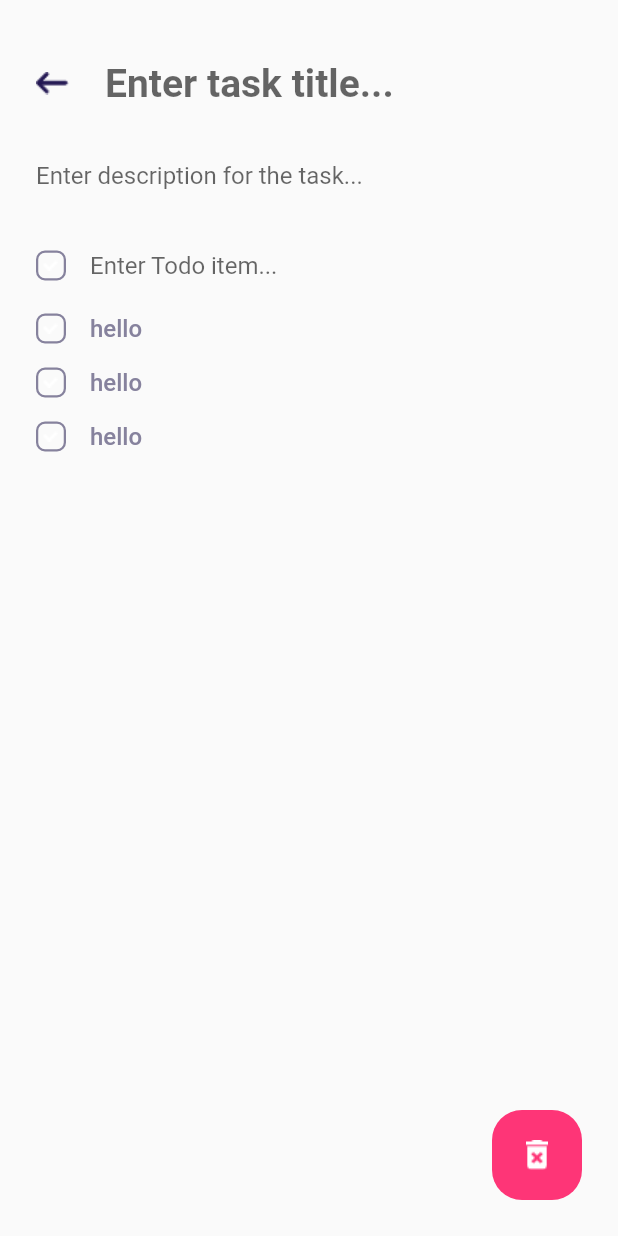
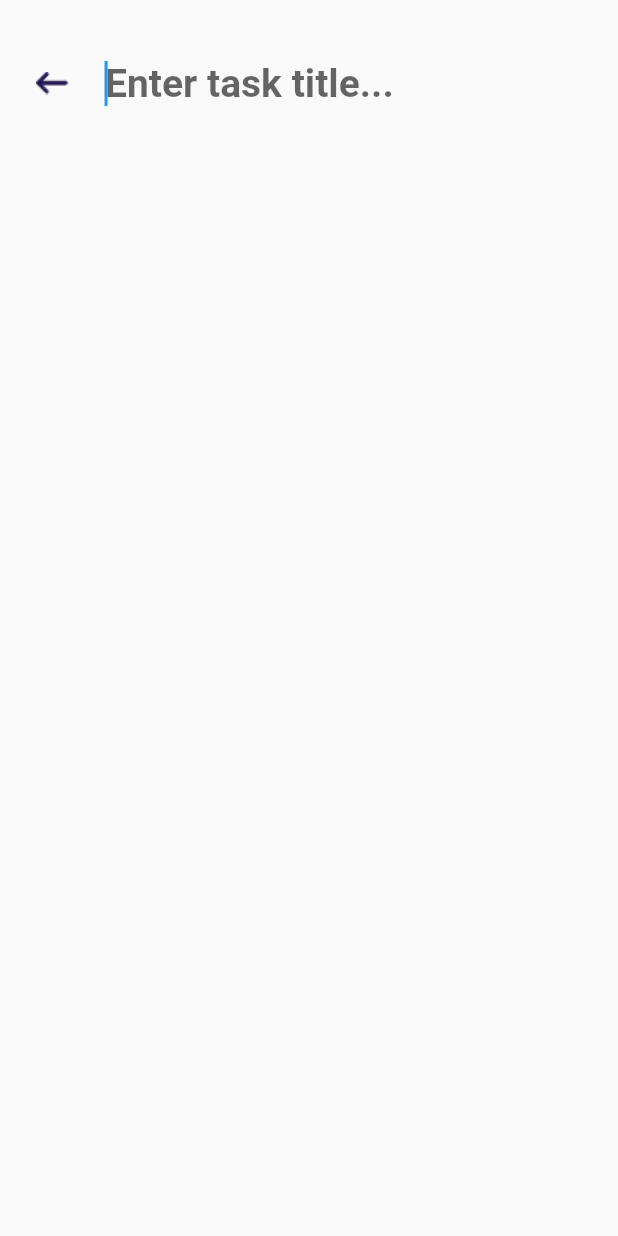
Before and after one commit to mohammadrony/smart-diary, a Flutter app: the TaskView screen opened by its route, on a phone screen of 412 x 824 dp. Run offline on Flutter 3.47's test engine with Material 2 defaults, Android fonts, the phone set to English and light mode, and no system bars; our stand-ins replace get, sqflite, sqflite_common_ffi; accounts and stored records are empty.

Commit message:
Task functionality improved

```diff
--- a/diary_ui/lib/app/data/services/task/service.dart
+++ b/diary_ui/lib/app/data/services/task/service.dart
@@ -11,7 +11,7 @@ class TaskService extends GetxService {
     return await DatabaseProvider().getTaskById(id);
   }
 
-  static Future<void> createTask(Task task) async {
-    await DatabaseProvider().createTask(task);
+  static Future<int> createTask(Task task) async {
+    return await DatabaseProvider().createTask(task);
   }
 }
--- a/diary_ui/lib/app/modules/home/views/home_view.dart
+++ b/diary_ui/lib/app/modules/home/views/home_view.dart
@@ -33,7 +33,7 @@ class HomeView extends GetView<HomeController> {
                     behavior: NoGlowBehavior(),
                     child: Obx(() => ListView.builder(
                         itemCount: controller.tasks.length,
-                        itemBuilder: (BuildContext context, int index) {
+                        itemBuilder: (context, index) {
                           return GestureDetector(
                             onTap: () {
                               Get.toNamed(Routes.TASK +
--- a/diary_ui/lib/app/modules/task/controllers/task_controller.dart
+++ b/diary_ui/lib/app/modules/task/controllers/task_controller.dart
@@ -2,15 +2,21 @@ import 'package:diary_ui/app/data/model/task.dart';
 import 'package:diary_ui/app/data/model/todo.dart';
 import 'package:diary_ui/app/data/services/task/service.dart';
 import 'package:diary_ui/app/data/services/todo/service.dart';
+import 'package:flutter/material.dart';
 import 'package:get/get.dart';
 
 class TaskController extends GetxController {
   var id;
   var task = Task().obs;
   var todos = [].obs;
+  var titleFocus = FocusNode().obs;
+  var descriptionFocus = FocusNode().obs;
+  var todoFocus = FocusNode().obs;
+
   @override
   void onInit() async {
     id = int.parse(Get.parameters['id'] ?? '0');
+    titleFocus.value.requestFocus();
     if (id != 0) {
       await getTaskById(id);
       await getTodos(id);
@@ -33,7 +39,8 @@ class TaskController extends GetxController {
   }
 
   Future<void> createTask(Task task) async {
-    await TaskService.createTask(task);
+    id = await TaskService.createTask(task);
+    update();
   }
 
   Future<void> createTodo(Todo todo) async {
--- a/diary_ui/lib/app/modules/task/views/task_view.dart
+++ b/diary_ui/lib/app/modules/task/views/task_view.dart
@@ -8,9 +8,15 @@ import 'package:get/get.dart';
 import '../controllers/task_controller.dart';
 
 class TaskView extends GetView<TaskController> {
+  final todo_text_ctrl = TextEditingController();
   @override
   Widget build(BuildContext context) {
-    return Scaffold(
+    return WillPopScope(
+      onWillPop: () async {
+        await Get.delete<TaskController>();
+        return true;
+      },
+      child: Scaffold(
         body: SafeArea(
           child: Container(
             child: Stack(
@@ -37,15 +43,18 @@ class TaskView extends GetView<TaskController> {
                           Expanded(
                             child: Obx(
                               () => TextField(
+                                focusNode: controller.titleFocus.value,
                                 onSubmitted: (value) async {
+                                  if (value != '') {
                                     if (controller.id == 0) {
-                                  if (value != '') {
                                       var newTask =
                                           Task(title: value, description: '');
                                       await controller.createTask(newTask);
-                                  }
                                     } else {
                                       print('update task');
+                                    }
+                                    controller.descriptionFocus.value
+                                        .requestFocus();
                                   }
                                 },
                                 controller: TextEditingController()
@@ -65,20 +74,51 @@ class TaskView extends GetView<TaskController> {
                         ],
                       ),
                     ),
-                  Padding(
+                    GetBuilder<TaskController>(
+                      builder: (_) {
+                        return _.id == 0
+                            ? SizedBox.shrink()
+                            : Padding(
                                 padding: const EdgeInsets.only(bottom: 12.0),
                                 child: TextField(
+                                  focusNode: controller.descriptionFocus.value,
+                                  onSubmitted: (value) {
+                                    controller.todoFocus.value.requestFocus();
+                                  },
                                   decoration: InputDecoration(
-                        hintText: 'Enter description for the task...',
+                                    hintText:
+                                        'Enter description for the task...',
                                     border: InputBorder.none,
-                        contentPadding: EdgeInsets.symmetric(horizontal: 24.0),
+                                    contentPadding:
+                                        EdgeInsets.symmetric(horizontal: 24.0),
                                   ),
                                 ),
+                              );
+                      },
                     ),
-                  Column(
-                    children: [
-                      Padding(
-                        padding: const EdgeInsets.symmetric(horizontal: 24.0),
+                    Obx(() => Expanded(
+                          child: ListView.builder(
+                            itemCount: controller.todos.length,
+                            itemBuilder: (context, index) {
+                              return GestureDetector(
+                                onTap: () {},
+                                child: TodoWidget(
+                                  text: controller.todos[index].title,
+                                  isDone: controller.todos[index].isDone == 0
+                                      ? false
+                                      : true,
+                                ),
+                              );
+                            },
+                          ),
+                        )),
+                    GetBuilder<TaskController>(
+                      builder: (_) {
+                        return _.id == 0
+                            ? SizedBox.shrink()
+                            : Padding(
+                                padding: const EdgeInsets.symmetric(
+                                    horizontal: 24.0),
                                 child: Row(
                                   children: [
                                     Container(
@@ -86,7 +126,8 @@ class TaskView extends GetView<TaskController> {
                                       height: 20.0,
                                       margin: EdgeInsets.only(right: 16.0),
                                       decoration: BoxDecoration(
-                                borderRadius: BorderRadius.circular(6.0),
+                                        borderRadius:
+                                            BorderRadius.circular(6.0),
                                         color: Colors.transparent,
                                         border: Border.all(
                                           color: Color(0xFF86829D),
@@ -94,12 +135,14 @@ class TaskView extends GetView<TaskController> {
                                         ),
                                       ),
                                       child: Image(
-                                image:
-                                    AssetImage('assets/images/check_icon.png'),
+                                        image: AssetImage(
+                                            'assets/images/check_icon.png'),
                                       ),
                                     ),
                                     Expanded(
                                       child: TextField(
+                                        controller: todo_text_ctrl,
+                                        focusNode: controller.todoFocus.value,
                                         onSubmitted: (value) async {
                                           if (value != '') {
                                             var newTodo = Todo(
@@ -107,8 +150,13 @@ class TaskView extends GetView<TaskController> {
                                               isDone: 0,
                                               TaskId: controller.id,
                                             );
-                                    await controller.createTodo(newTodo);
-                                    await controller.getTodos(controller.id);
+                                            await controller
+                                                .createTodo(newTodo);
+                                            await controller
+                                                .getTodos(controller.id);
+                                            todo_text_ctrl.text = '';
+                                            controller.todoFocus.value
+                                                .requestFocus();
                                           }
                                         },
                                         decoration: InputDecoration(
@@ -119,28 +167,16 @@ class TaskView extends GetView<TaskController> {
                                     ),
                                   ],
                                 ),
+                              );
+                      },
                     ),
                   ],
                 ),
-                  TodoWidget(text: 'hello', isDone: false),
-                  TodoWidget(text: 'hello', isDone: false),
-                  TodoWidget(text: 'hello', isDone: false),
-                  // Obx(
-                  //   () => ListView.builder(
-                  //     itemCount: controller.todos.length,
-                  //     itemBuilder: (BuildContext context, int index) {
-                  //       return TodoWidget(
-                  //         text: controller.todos[index].title,
-                  //         isDone: controller.todos[index].isDone == 0
-                  //             ? false
-                  //             : true,
-                  //       );
-                  //     },
-                  //   ),
-                  // ),
-                ],
-              ),
-              Positioned(
+                GetBuilder<TaskController>(
+                  builder: (_) {
+                    return _.id == 0
+                        ? SizedBox.shrink()
+                        : Positioned(
                             bottom: 24,
                             right: 24,
                             child: GestureDetector(
@@ -155,12 +191,16 @@ class TaskView extends GetView<TaskController> {
                                   borderRadius: BorderRadius.circular(20),
                                 ),
                                 child: Image(
-                      image: AssetImage('assets/images/delete_icon.png'),
+                                  image: AssetImage(
+                                      'assets/images/delete_icon.png'),
                                 ),
                               ),
                             ),
-              )
+                          );
+                  },
+                ),
               ],
+            ),
           ),
         ),
       ),
```
Also changed, not shown: diary_ui/lib/app/data/provider/database_provider.dart (+10 -6 lines). Lines whose indentation alone changed are shown as unchanged.
